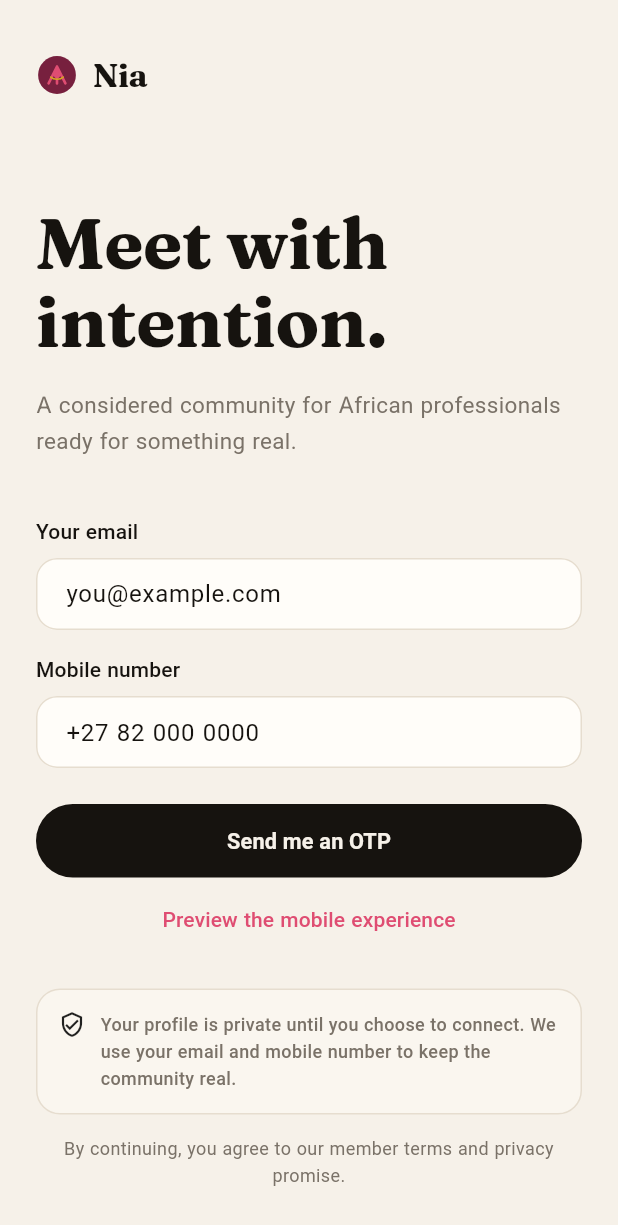
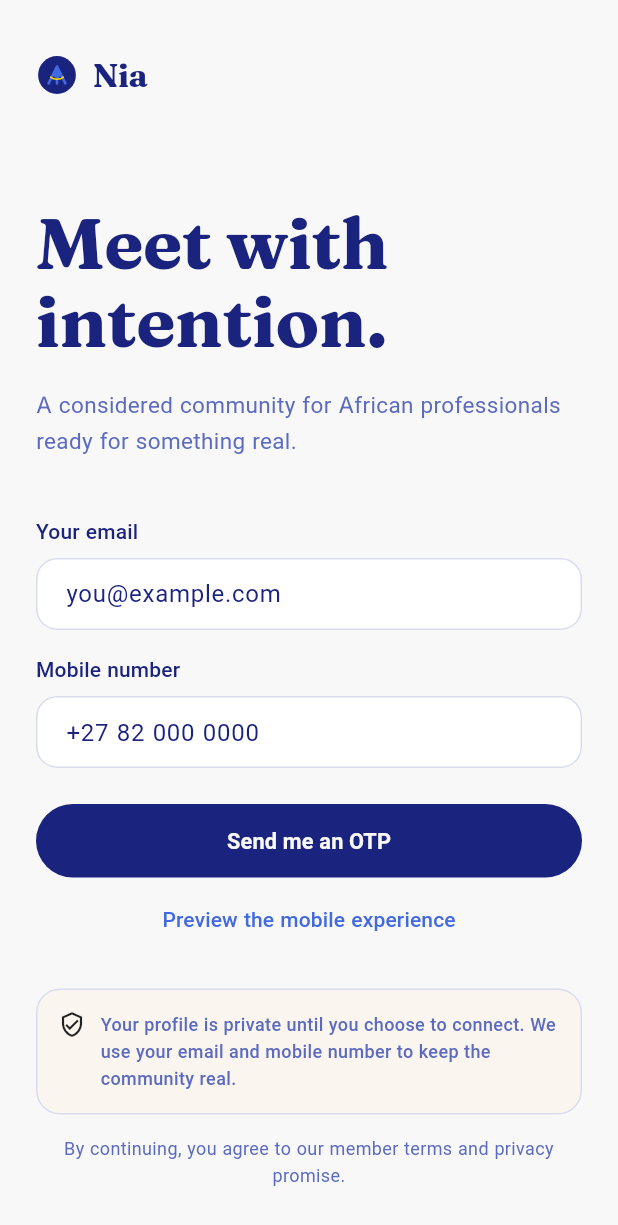
Before and after one commit to magmastormy/AfriConnect-DatingPlatform-Freelance, a Flutter app: the screen it shows after launch, on a phone screen of 412 x 824 dp. Shown: the top 1225 px of the screen. Run offline on Flutter 3.47's test engine with Material 3 defaults, Android fonts, the phone set to English and light mode, and no system bars; our stand-ins replace flutter_riverpod, flutter_secure_storage, geolocator, go_router, shared_preferences, universal_platform; missing offline and left inert: clerk_flutter; accounts and stored records are empty; statements that could not run were skipped.

Commit message:
Update app palette for joyful dark mode

```diff
--- a/apps/mobile/lib/core/theme/app_theme.dart
+++ b/apps/mobile/lib/core/theme/app_theme.dart
@@ -3,35 +3,30 @@ import 'package:flutter/foundation.dart';
 import 'package:flutter/material.dart';
 
 abstract final class AppColors {
-  // Neutral structure — kept from the warm "bone" system for now; a full
-  // re-skin to the DESIGN_v2.md slate palette is a separate, larger pass.
-  static const bone = Color(0xFFF6F1E9);
-  static const boneDeep = Color(0xFFEFE9DD);
-  static const ink = Color(0xFF16130F);
-  static const inkSoft = Color(0xFF4A443C);
-  static const muted = Color(0xFF7A7268);
-  static const white = Color(0xFFFFFDF9);
-  static const line = Color(0xFFE6DDCF);
-  static const lineStrong = Color(0xFFD8CCB8);
+  // Joyful Connections palette.
+  static const bone = Color(0xFFF8F8F8);
+  static const boneDeep = Color(0xFFEEEEEE);
+  static const ink = Color(0xFF1A237E);
+  static const inkSoft = Color(0xFF303F9F);
+  static const muted = Color(0xFF5C6BC0);
+  static const white = Color(0xFFFFFFFF);
+  static const line = Color(0xFFD9DCEF);
+  static const lineStrong = Color(0xFFB9C2E2);
 
-  // Brand — aligned to the DESIGN_v2.md design spec (wine primary + gold accent):
-  //   primary / CTA = wine-500  #df4d72  (was clay #c70039)
-  //   primary-deep  = wine-600  #c9305a  (was clayDark #900c3f)
-  //   plum / deep   = wine-900  #77203e  (was plum #581845)
-  //   attraction    = gold-500  #d5a520  (was magenta #da07a6)
-  static const clay = Color(0xFFDF4D72);
-  static const clayDark = Color(0xFFC9305A);
-  static const plum = Color(0xFF77203E);
-  static const gold = Color(0xFFD5A520);
+  static const clay = Color(0xFF4169E1);
+  static const clayDark = Color(0xFF3158C7);
+  static const plum = Color(0xFF1A237E);
+  static const gold = Color(0xFFFFD700);
+  static const hotPink = Color(0xFFFF69B4);
 
   // Derived brand-on-X colours, named here so the palettes *and* the
   // ColorSchemes can reference a const (field access on a const object is not
   // itself a constant expression).
   /// Wine-700 — text on a pale brand tint, and the hover/deep CTA tone.
-  static const brandOnLight = Color(0xFFA8244A);
+  static const brandOnLight = Color(0xFF1A237E);
 
   /// Wine-300 — the dark-theme counterpart, brightened for legibility.
-  static const brandOnDark = Color(0xFFF4A9BA);
+  static const brandOnDark = Color(0xFFBBDEFB);
 
   /// Text on a brand-filled surface. White reads on wine in light.
   static const onBrandLight = Color(0xFFFFFFFF);
@@ -99,8 +94,8 @@ class AppPalette extends ThemeExtension<AppPalette> {
     muted: AppColors.muted,
     line: AppColors.line,
     lineStrong: AppColors.lineStrong,
-    brandSoft: Color(0xFFF7DCE5),
-    brandOn: AppColors.brandOnLight,
+    brandSoft: Color(0xFFDDE6FF),
+    brandOn: AppColors.plum,
     onBrand: AppColors.onBrandLight,
     success: AppColors.success,
     successBg: AppColors.successBg,
@@ -109,21 +104,21 @@ class AppPalette extends ThemeExtension<AppPalette> {
   );
 
   static const dark = AppPalette(
-    background: Color(0xFF14120F),
-    surface: Color(0xFF1C1A16),
-    surfaceRaised: Color(0xFF272319),
-    ink: Color(0xFFF4EFE6),
-    inkSoft: Color(0xFFCFC7BA),
-    muted: Color(0xFF9A9186),
-    line: Color(0xFF322C24),
-    lineStrong: Color(0xFF473E33),
-    brandSoft: Color(0xFF3A1B26),
-    brandOn: AppColors.brandOnDark,
-    onBrand: AppColors.onBrandDark,
-    success: Color(0xFF62C48D),
-    successBg: Color(0xFF17311F),
-    warn: Color(0xFFE3A857),
-    warnBg: Color(0xFF33260F),
+    background: Color(0xFF121212),
+    surface: Color(0xFF212121),
+    surfaceRaised: Color(0xFF2B2B2B),
+    ink: Color(0xFFBBDEFB),
+    inkSoft: Color(0xFF90CAF9),
+    muted: Color(0xFF78909C),
+    line: Color(0xFF373737),
+    lineStrong: Color(0xFF4A4A4A),
+    brandSoft: Color(0xFF1E3A78),
+    brandOn: Color(0xFFBBDEFB),
+    onBrand: Color(0xFFFFFFFF),
+    success: Color(0xFF81C784),
+    successBg: Color(0xFF1B3320),
+    warn: Color(0xFFFFD54F),
+    warnBg: Color(0xFF3B3210),
   );
 
   @override
@@ -255,8 +250,8 @@ abstract final class AppTheme {
         primary: AppColors.clay,
         onPrimary: AppColors.onBrandDark,
         secondary: AppColors.gold,
-        surface: Color(0xFF1C1A16),
-        onSurface: Color(0xFFF4EFE6),
+        surface: Color(0xFF212121),
+        onSurface: Color(0xFFBBDEFB),
       ),
       extensions: const [AppPalette.dark],
       textTheme: _variableWeights(base.textTheme.apply(
@@ -265,8 +260,8 @@ abstract final class AppTheme {
         displayColor: AppPalette.dark.ink,
       )),
       appBarTheme: const AppBarTheme(
-        backgroundColor: Color(0xFF14120F),
-        foregroundColor: Color(0xFFF4EFE6),
+        backgroundColor: Color(0xFF121212),
+        foregroundColor: Color(0xFFBBDEFB),
         elevation: 0,
         centerTitle: false,
         surfaceTintColor: Colors.transparent,
```
